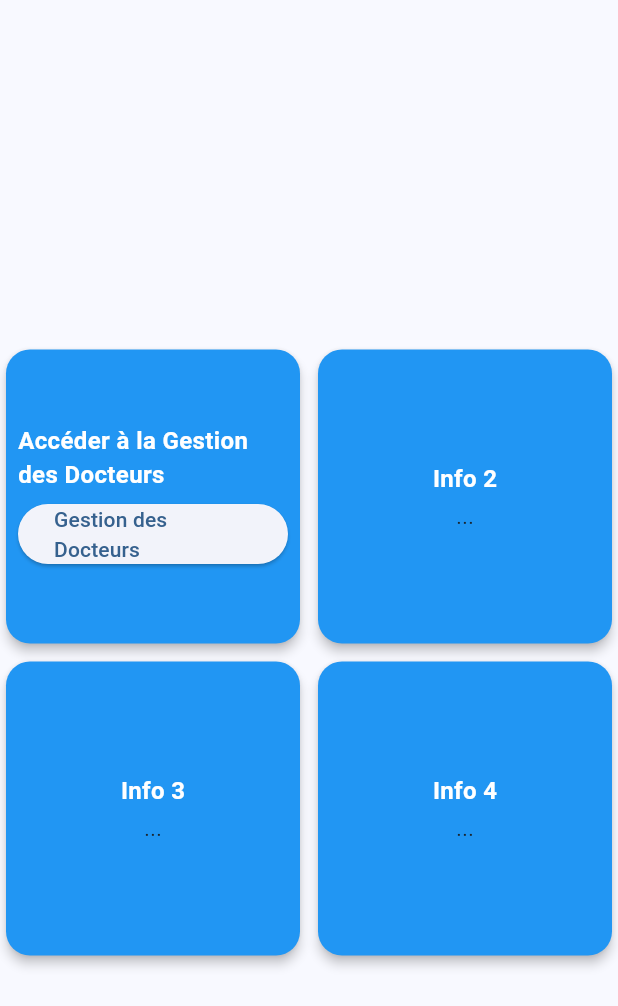
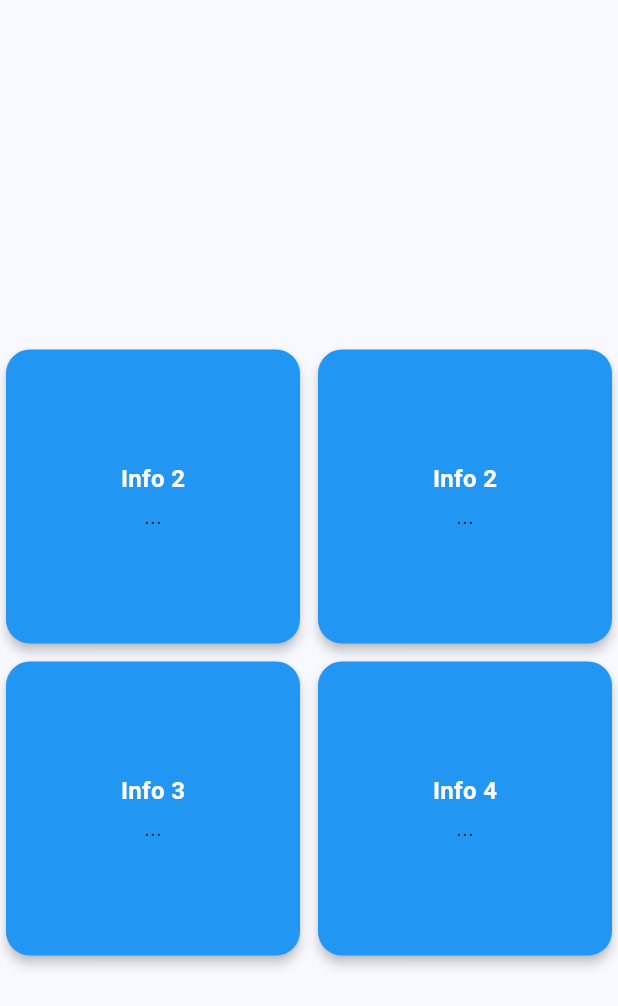
Before and after one commit to PaulDelamare/Diwe_front, a Flutter app: the InfosWidget widget shown alone on an empty page, opened directly, on a phone screen of 412 x 824 dp. Shown: the top 1006 px of the screen. Run offline on Flutter 3.47's test engine with Material 3 defaults, Android fonts, the phone set to English and light mode, and no system bars; our stand-ins replace connectivity, file_picker, fl_chart, flutter_dotenv, flutter_secure_storage, image_picker; accounts and stored records are empty; network calls fail.

Commit message:
For merge dev

```diff
--- a/lib/user/infos.dart
+++ b/lib/user/infos.dart
@@ -1,3 +1,4 @@
+import 'package:diwe_front/user/doctor.dart';
 import 'package:flutter/material.dart';
 import 'package:diwe_front/service/authService.dart' as serviceAuth;
 import 'package:diwe_front/user/doctorManager.dart' as doctorManager;
@@ -46,16 +47,16 @@ class _InfosWidgetState extends State<InfosWidget> {
           mainAxisSpacing: 4,
           childAspectRatio: 1 / 1,
           children: [
-            _buildInfoCard(
-              'Accéder à la Gestion des Docteurs',
-              ElevatedButton(
-                onPressed: () => Navigator.of(context).push(
-                  MaterialPageRoute(builder: (context) => doctorManager.DoctorManagerPage()),
-                ),
-                child: Text('Gestion des Docteurs'),
+            _buildInfoCard('Info 2', Text(_userData?['info2'] ?? '...')),
+            InkWell(
+                onTap: () {
+                  Navigator.push(
+                    context,
+                    MaterialPageRoute(builder: (context) => DoctorListingPage()),
+                  );
+                },
+                child: _buildInfoCard('Info 2', Text(_userData?['info2'] ?? '...')),
               ),
-            ),
-            _buildInfoCard('Info 2', Text(_userData?['info2'] ?? '...')),
             _buildInfoCard('Info 3', Text(_userData?['info3'] ?? '...')),
             _buildInfoCard('Info 4', Text(_userData?['info4'] ?? '...')),
           ],
```
Also changed, not shown: lib/user/doctor.dart (added, +41 -0 lines), pubspec.lock.
